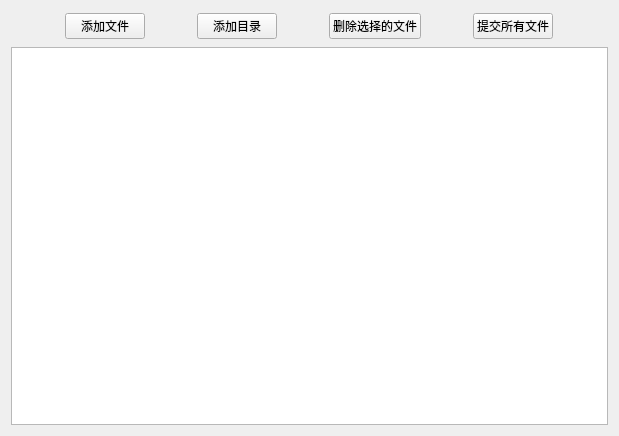
Old version of the form Client/UI/FileSendUI.ui in the repository yang-zhongtian/PYCM.
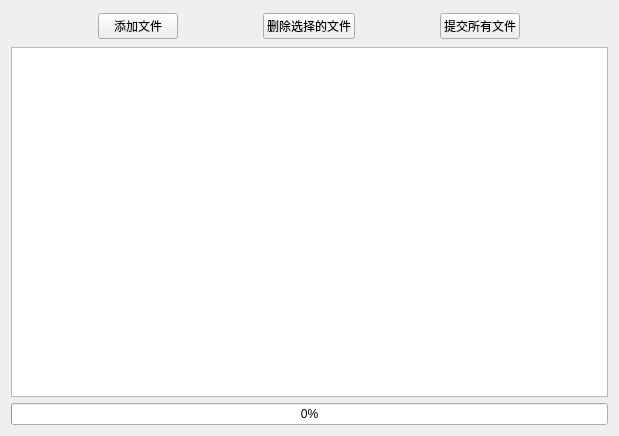
New version of the form. Icons and pictures are not drawn.

```diff
--- a/Client/UI/FileSendUI.ui
+++ b/Client/UI/FileSendUI.ui
@@ -17,7 +17,7 @@
    <iconset resource="../Resources.qrc">
     <normaloff>:/logo/UI/Resources/logo.png</normaloff>:/logo/UI/Resources/logo.png</iconset>
   </property>
-  <layout class="QVBoxLayout" name="verticalLayout" stretch="0,0">
+  <layout class="QVBoxLayout" name="verticalLayout" stretch="0,0,0">
    <item>
     <layout class="QHBoxLayout" name="horizontalLayout">
      <property name="spacing">
@@ -48,19 +48,6 @@
        </property>
       </widget>
      </item>
-     <item>
-      <widget class="QPushButton" name="add_folder_button">
-       <property name="sizePolicy">
-        <sizepolicy hsizetype="Maximum" vsizetype="Minimum">
-         <horstretch>0</horstretch>
-         <verstretch>0</verstretch>
-        </sizepolicy>
-       </property>
-       <property name="text">
-        <string>添加目录</string>
-       </property>
-      </widget>
-     </item>
      <item>
       <widget class="QPushButton" name="delete_file_button">
        <property name="sizePolicy">
@@ -114,6 +101,19 @@
      </layout>
     </widget>
    </item>
+   <item>
+    <widget class="QProgressBar" name="file_send_progress_bar">
+     <property name="value">
+      <number>0</number>
+     </property>
+     <property name="textVisible">
+      <bool>true</bool>
+     </property>
+     <property name="orientation">
+      <enum>Qt::Horizontal</enum>
+     </property>
+    </widget>
+   </item>
   </layout>
  </widget>
  <resources>
```
Left out of the diff: 42 changed lines with no effect on the pictures.
